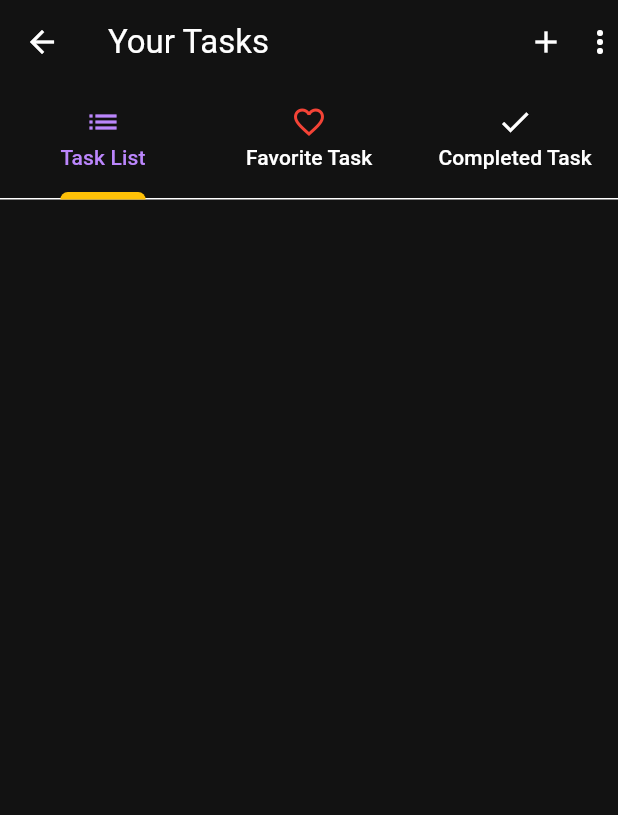
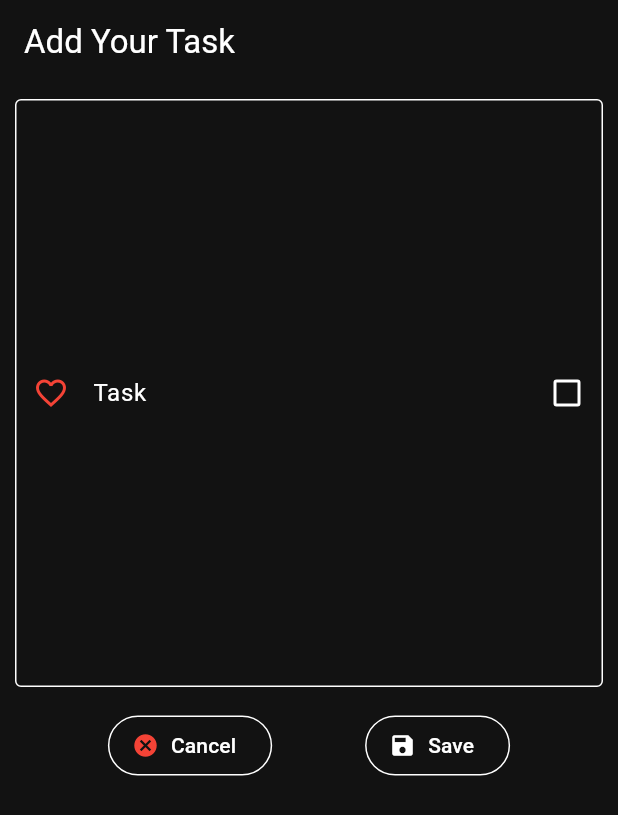
Before and after one commit to partho-debnath/flutter-django-crud-authentication, a Flutter app: the HomeScreen screen opened by its route, after a tap on the "add" icon, on a phone screen of 412 x 824 dp. Shown: the top 815 px of the screen. Run offline on Flutter 3.47's test engine with Material 2 defaults, Android fonts, the phone set to English and light mode, and no system bars; accounts and stored records are empty.

Commit message:
new task add option added

```diff
--- a/fluttercrud/lib/main.dart
+++ b/fluttercrud/lib/main.dart
@@ -6,6 +6,7 @@ import './providers/task_provider.dart';
 import './screens/login_screen.dart';
 import './screens/registration_screen.dart';
 import './screens/home_screen.dart';
+import './screens/add_task_screen.dart';
 
 void main() {
   runApp(const MyApp());
@@ -60,6 +61,7 @@ class MyApp extends StatelessWidget {
           LoginScreen.routeName: (cntxt) => const LoginScreen(),
           HomeScreen.routeName: (cntxt) => const HomeScreen(),
           RegistrationScreen.routeName: (cntxt) => const RegistrationScreen(),
+          AddTaskScreen.routeName: (cntxt) => const AddTaskScreen(),
         },
       ),
     );
--- /dev/null
+++ b/fluttercrud/lib/screens/add_task_screen.dart
@@ -0,0 +1,171 @@
+import 'package:flutter/material.dart';
+import 'package:provider/provider.dart';
+
+import '../providers/task_provider.dart';
+
+class AddTaskScreen extends StatefulWidget {
+  static const String routeName = 'add-new-task-screen/';
+  const AddTaskScreen({super.key});
+
+  @override
+  State<AddTaskScreen> createState() => _AddTaskScreenState();
+}
+
+class _AddTaskScreenState extends State<AddTaskScreen> {
+  TextEditingController? _taskController;
+  bool isFavorite = false;
+  bool isComplete = false;
+  String? errorMessage = null;
+
+  @override
+  void initState() {
+    _taskController = TextEditingController();
+    super.initState();
+  }
+
+  @override
+  void dispose() {
+    _taskController!.dispose();
+    super.dispose();
+  }
+
+  @override
+  Widget build(BuildContext context) {
+    TaskProvider taskProvider =
+        Provider.of<TaskProvider>(context, listen: false);
+    return Scaffold(
+      appBar: AppBar(
+        title: const Text('Add Your Task'),
+        automaticallyImplyLeading: false,
+      ),
+      body: SingleChildScrollView(
+        child: Padding(
+          padding: const EdgeInsets.only(top: 10.0, left: 10.0, right: 10.0),
+          child: Column(
+            children: <Widget>[
+              TextField(
+                controller: _taskController,
+                maxLines: 15,
+                keyboardType: TextInputType.multiline,
+                textInputAction: TextInputAction.newline,
+                decoration: InputDecoration(
+                  labelText: 'Task',
+                  prefixIcon: buildFavoriteButton(),
+                  suffixIcon: buildCompleteButton(),
+                  errorText: errorMessage,
+                ),
+              ),
+              const SizedBox(height: 15),
+              Row(
+                mainAxisAlignment: MainAxisAlignment.spaceEvenly,
+                children: <Widget>[
+                  OutlinedButton.icon(
+                    onPressed: () {
+                      if (_taskController!.text.trim().isNotEmpty) {
+                        showDialogButton(context).then((bool? value) {
+                          if (value == true) {
+                            Navigator.of(context).pop();
+                          }
+                        });
+                      } else {
+                        Navigator.of(context).pop();
+                      }
+                    },
+                    icon: const Icon(
+                      Icons.cancel,
+                      color: Colors.red,
+                    ),
+                    label: const Text('Cancel'),
+                    style: OutlinedButton.styleFrom(
+                      foregroundColor: Colors.white,
+                    ),
+                  ),
+                  OutlinedButton.icon(
+                    onPressed: () {
+                      if (_taskController!.text.isNotEmpty == true) {
+                        taskProvider.addNewTask(
+                          _taskController!.text.trim(),
+                          isComplete,
+                          isFavorite,
+                        );
+                        errorMessage = null;
+                        _taskController!.text = '';
+                        isComplete = false;
+                        isFavorite = false;
+                        ScaffoldMessenger.of(context)
+                            .showSnackBar(const SnackBar(
+                          content: Text('Task added successfully.'),
+                        ));
+                      } else {
+                        errorMessage =
+                            'Your task is empty. Please write a task First.';
+                      }
+                      setState(() {});
+                    },
+                    icon: const Icon(Icons.save),
+                    label: const Text('Save'),
+                    style: OutlinedButton.styleFrom(
+                      foregroundColor: Colors.white,
+                    ),
+                  )
+                ],
+              ),
+            ],
+          ),
+        ),
+      ),
+    );
+  }
+
+  Checkbox buildCompleteButton() {
+    return Checkbox(
+      value: isComplete,
+      onChanged: (value) {
+        setState(() {
+          isComplete = !isComplete;
+        });
+      },
+      activeColor: Colors.green,
+    );
+  }
+
+  IconButton buildFavoriteButton() {
+    return IconButton(
+      onPressed: () {
+        setState(() {
+          isFavorite = !isFavorite;
+        });
+      },
+      icon: Icon(
+        isFavorite == false ? Icons.favorite_border : Icons.favorite,
+        color: Colors.red,
+      ),
+    );
+  }
+
+  Future<bool?> showDialogButton(BuildContext context) {
+    return showDialog<bool?>(
+      context: context,
+      builder: (cntxt) {
+        return AlertDialog(
+          title: const Text('Title'),
+          content: const Text('Content'),
+          actions: [
+            TextButton(
+              onPressed: () {
+                Navigator.of(cntxt).pop(false);
+              },
+              child: const Text('No'),
+            ),
+            TextButton(
+              onPressed: () {
+                Navigator.of(cntxt).pop(true);
+              },
+              child: const Text('Yes'),
+            ),
+          ],
+        );
+      },
+    );
+  }
+}
--- a/fluttercrud/lib/screens/details_and_edit_screen.dart
+++ b/fluttercrud/lib/screens/details_and_edit_screen.dart
@@ -54,7 +54,7 @@ class _TaskDetailAndEditScreenState extends State<TaskDetailAndEditScreen> {
         padding: const EdgeInsets.symmetric(vertical: 10, horizontal: 8),
         child: TextField(
           controller: _taskController,
-          maxLines: 8,
+          maxLines: 20,
           keyboardType: TextInputType.multiline,
           decoration: InputDecoration(
             prefixIcon: IconButton(
--- a/fluttercrud/lib/screens/favorite_screen.dart
+++ b/fluttercrud/lib/screens/favorite_screen.dart
@@ -17,7 +17,7 @@ class FavoriteScreen extends StatelessWidget {
     if (favoriteTask.isEmpty == true) {
       return const Center(
         child: Text(
-          'There is no any favorite task added yet.',
+          'No favorite task added yet.',
           style: TextStyle(
             fontSize: 20,
           ),
--- a/fluttercrud/lib/screens/home_screen.dart
+++ b/fluttercrud/lib/screens/home_screen.dart
@@ -7,6 +7,7 @@ import './list_screen.dart';
 import './login_screen.dart';
 import './favorite_screen.dart';
 import './complete_screen.dart';
+import './add_task_screen.dart';
 
 enum SelectedOptions { logout }
 
@@ -21,7 +22,7 @@ class HomeScreen extends StatelessWidget {
         return AlertDialog(
           icon: const Icon(Icons.logout),
           title: const Text('Are you sure?'),
-          content: const Text('Are you want to logout?'),
+          content: const Text('Do you want to logout?'),
           actions: [
             TextButton(
               onPressed: () {
@@ -46,6 +47,10 @@ class HomeScreen extends StatelessWidget {
     );
   }
 
+  void startAddTaskScreen(BuildContext context) {
+    Navigator.of(context).pushNamed(AddTaskScreen.routeName);
+  }
+
   @override
   Widget build(BuildContext context) {
     final TaskProvider userTaskProvider = Provider.of<TaskProvider>(context);
@@ -57,7 +62,9 @@ class HomeScreen extends StatelessWidget {
           title: const Text('Your Tasks'),
           actions: [
             IconButton(
-              onPressed: () {},
+              onPressed: () {
+                startAddTaskScreen(context);
+              },
               icon: const Icon(Icons.add),
             ),
             PopupMenuButton<SelectedOptions>(
--- a/fluttercrud/lib/widgets/task_item.dart
+++ b/fluttercrud/lib/widgets/task_item.dart
@@ -42,7 +42,7 @@ class TaskItem extends StatelessWidget {
                 iconColor: Colors.red,
                 title: const Text('Are you Confirm?'),
                 content: const Text(
-                  'You want to delete this task?',
+                  'Do you want to delete this task?',
                 ),
                 alignment: Alignment.center,
                 actionsAlignment: MainAxisAlignment.spaceAround,
```
Also changed, not shown: fluttercrud/lib/providers/task_provider.dart (+35 -2 lines), 2 other files.
